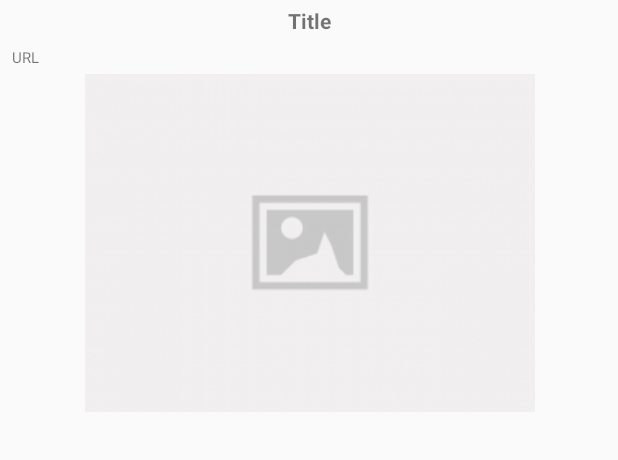
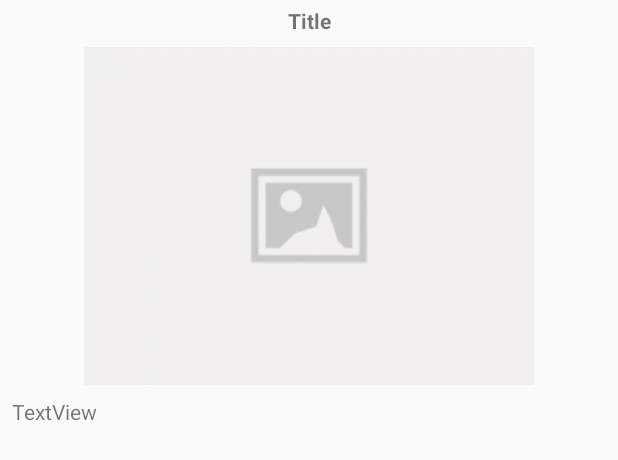
Before and after one commit to JSew11/NCAABDashboard, an Android app: the layout activity_news_story.xml on its own in the app's theme, with its tools: preview values and no code run, on a phone screen of 412 x 824 dp. Shown: the top 460 px of the screen. Run offline under Robolectric (Android 15) with nearby library versions, the phone set to English and light mode, and no system bars; network calls fail.

Commit message:
Created NewsStoryActivity

```diff
--- a/app/src/main/res/layout/activity_news_story.xml
+++ b/app/src/main/res/layout/activity_news_story.xml
@@ -17,7 +17,7 @@
         android:text="@string/title"
         android:textAlignment="center"
         android:textStyle="bold"
-        app:layout_constraintBottom_toTopOf="@+id/newsStoryURL"
+        app:layout_constraintBottom_toTopOf="@+id/newsStoryImage"
         app:layout_constraintEnd_toEndOf="parent"
         app:layout_constraintHorizontal_bias="0.5"
         app:layout_constraintStart_toStartOf="parent"
@@ -28,22 +28,25 @@
         android:layout_width="wrap_content"
         android:layout_height="wrap_content"
         android:layout_marginTop="4dp"
-        app:layout_constraintEnd_toEndOf="@+id/newsStoryURL"
-        app:layout_constraintHorizontal_bias="0.504"
-        app:layout_constraintStart_toStartOf="@+id/newsStoryURL"
-        app:layout_constraintTop_toBottomOf="@+id/newsStoryURL"
+        android:layout_marginBottom="4dp"
+        app:layout_constraintBottom_toTopOf="@+id/newsStoryText"
+        app:layout_constraintEnd_toEndOf="@+id/newsStoryTitle"
+        app:layout_constraintHorizontal_bias="0.5"
+        app:layout_constraintStart_toStartOf="@+id/newsStoryTitle"
+        app:layout_constraintTop_toBottomOf="@+id/newsStoryTitle"
         app:srcCompat="@drawable/placeholder" />
 
     <TextView
-        android:id="@+id/newsStoryURL"
+        android:id="@+id/newsStoryText"
         android:layout_width="0dp"
-        android:layout_height="wrap_content"
+        android:layout_height="0dp"
         android:layout_marginTop="4dp"
-        android:layout_marginBottom="4dp"
-        android:text="URL"
-        android:textSize="10sp"
-        app:layout_constraintBottom_toTopOf="@+id/newsStoryImage"
+        android:layout_marginBottom="8dp"
+        android:text="TextView"
+        app:layout_constraintBottom_toBottomOf="parent"
         app:layout_constraintEnd_toEndOf="@+id/newsStoryTitle"
+        app:layout_constraintHorizontal_bias="0.5"
         app:layout_constraintStart_toStartOf="@+id/newsStoryTitle"
-        app:layout_constraintTop_toBottomOf="@+id/newsStoryTitle" />
+        app:layout_constraintTop_toBottomOf="@+id/newsStoryImage" />
+
 </androidx.constraintlayout.widget.ConstraintLayout>
```
Also changed, not shown: app/src/main/java/com/ncaabdashboard/MainActivity.java (+11 -1 lines), app/src/main/java/com/ncaabdashboard/NewsStory.java (+22 -0 lines), app/src/main/java/com/ncaabdashboard/NewsStoryActivity.java (+17 -5 lines).
